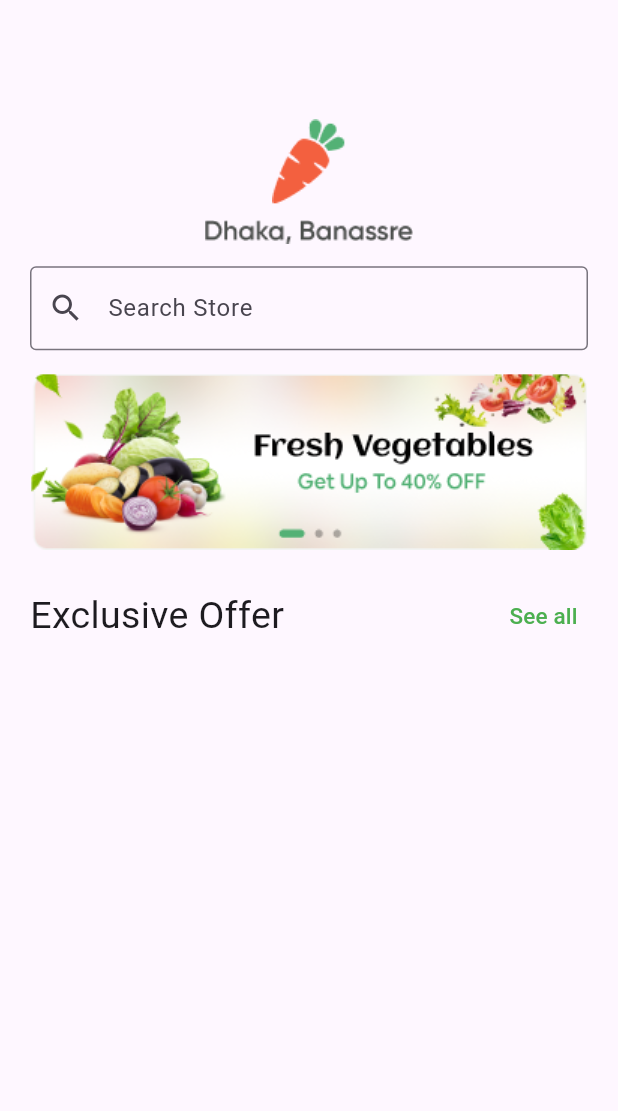
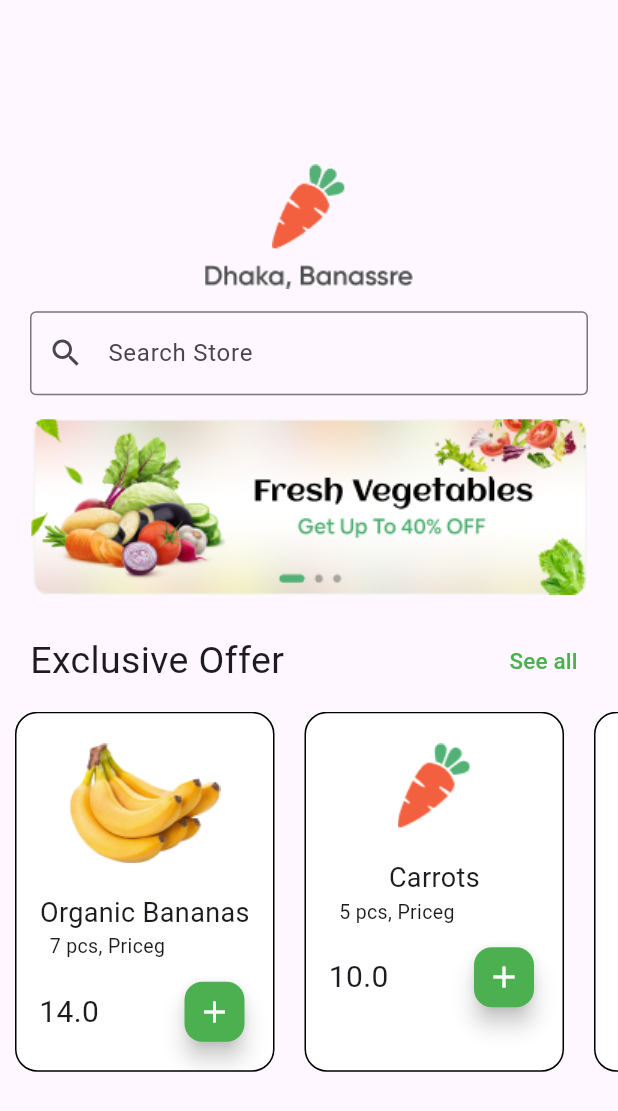
Before and after one commit to MuhammadSameer18/Groceries_App_in_Flutter, a Flutter app: the HomeScreen screen opened directly, on a phone screen of 412 x 824 dp. Shown: the top 1111 px of the screen. Run offline on Flutter 3.47's test engine with Material 3 defaults, Android fonts, the phone set to English and light mode, and no system bars; our stand-ins replace google_maps_flutter; missing offline and left inert: fl_country_code_picker.

Commit message:
today are working 1 screen and 1 custom card

```diff
--- a/lib/custtom_card.dart
+++ b/lib/custtom_card.dart
@@ -6,22 +6,33 @@ class CustomCard extends StatefulWidget {
   final String title;
   final String imagePath;
 
-  CustomCard(
-      {required this.title,
-      required this.price,
-      required this.qty,
-      required this.imagePath});
+  CustomCard({
+    required this.title,
+    required this.price,
+    required this.qty,
+    required this.imagePath,
+  });
 
   @override
   State<CustomCard> createState() => _CustomCardState();
 }
 
 class _CustomCardState extends State<CustomCard> {
+  int _currentQty = 0;
+  double _currentPrice = 0;
+
+  @override
+  void initState() {
+    super.initState();
+    _currentQty = widget.qty;
+    _currentPrice = widget.price * _currentQty;
+  }
+
   @override
   Widget build(BuildContext context) {
     return Container(
       width: 173,
-      height: 248,
+      height: 240,
       margin: EdgeInsets.only(left: 10, right: 10),
       decoration: BoxDecoration(
         color: Colors.white,
@@ -32,7 +43,10 @@ class _CustomCardState extends State<CustomCard> {
         children: [
           Container(
             margin: EdgeInsets.only(top: 20),
-            child: Image.asset(widget.imagePath),
+            child: Image.asset(
+              widget.imagePath,
+              fit: BoxFit.contain,
+            ),
           ),
           Container(
             margin: EdgeInsets.only(top: 20),
@@ -43,10 +57,42 @@ class _CustomCardState extends State<CustomCard> {
           ),
           Container(
             padding: EdgeInsets.only(right: 50),
-            child: Text(
-              "${widget.qty} pcs, Price: \$${widget.price.toString()}",
-              style: TextStyle(fontSize: 13),
+            child: Row(
+              mainAxisAlignment: MainAxisAlignment.center,
+              children: [
+                Text(
+                  "${_currentQty} pcs, Priceg",
+                  style: TextStyle(fontSize: 13),
+                ),
+              ],
             ),
+          ),
+          SizedBox(height: 10),
+          Row(
+            mainAxisAlignment: MainAxisAlignment.spaceBetween,
+            children: [
+              Container(
+                padding: EdgeInsets.only(left: 15),
+                child: Text(
+                  "${widget.price.toString()}",
+                  style: TextStyle(fontSize: 20),
+                ),
+              ),
+              Container(
+                padding: EdgeInsets.only(right: 15),
+                child: FloatingActionButton(
+                  onPressed: () {
+                    setState(() {
+                      _currentQty *= 2;
+                      _currentPrice = widget.price * _currentQty;
+                    });
+                  },
+                  backgroundColor: Colors.green,
+                  child: Icon(Icons.add, color: Colors.white),
+                  mini: true,
+                ),
+              ),
+            ],
           ),
         ],
       ),
--- a/lib/home_screen.dart
+++ b/lib/home_screen.dart
@@ -82,8 +82,8 @@ class _HomeScreenState extends State<HomeScreen> {
               height: 10,
             ),
             Container(
-              height: 300,
-              child: ListView(
+              height: 240,
+              child: ListView.builder(
                 scrollDirection: Axis.horizontal,
                 itemCount: products.length,
                 itemBuilder: (BuildContext context, int index) {
```
